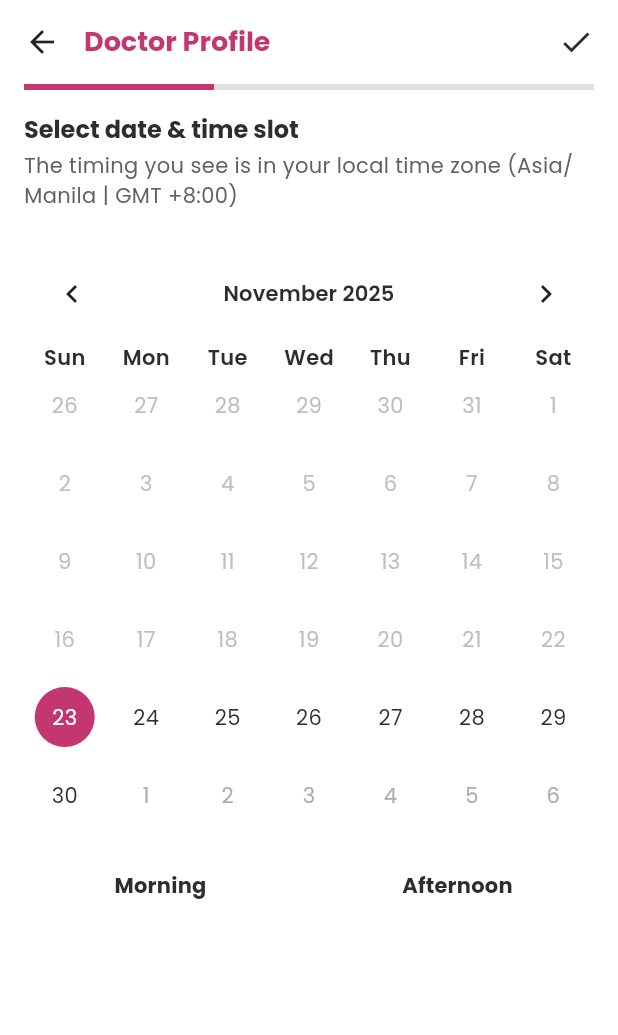
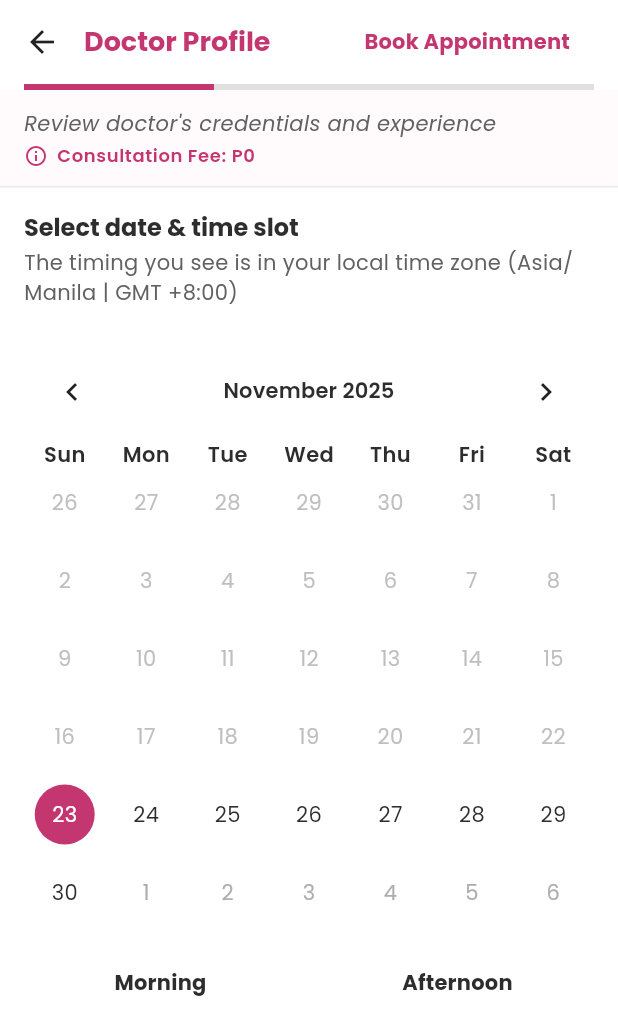
Before and after one commit to padsue/dermai-v2.5, a Flutter app: the AppointmentLayout screen opened directly with empty values, swiped to page 2, on a phone screen of 412 x 824 dp. Shown: the top 1035 px of the screen. Run offline on Flutter 3.47's test engine with Material 3 defaults, Android fonts, the phone set to English and light mode, and no system bars; drawn by our look-alikes of table_calendar; our stand-ins replace audioplayers, cached_network_image, cloud_firestore, cloud_functions, dotted_border, file_picker and 15 more; missing offline and left inert: tflite_flutter; accounts and stored records are empty; project files that could hold a hidden picture were left out.

Commit message:
labeling

```diff
--- a/lib/screens/appointment_layout.dart
+++ b/lib/screens/appointment_layout.dart
@@ -34,6 +34,127 @@ class _AppointmentLayoutState extends State<AppointmentLayout> {
     'Book a Date',
     'Patient Details'
   ];
+
+  final List<String> _stepDescriptions = [
+    'Review doctor\'s credentials and experience',
+    'Select your preferred appointment time',
+    'Provide your contact and medical information'
+  ];
+
+  String _getActionButtonText() {
+    switch (_currentStep) {
+      case 0:
+        return 'Book Appointment';
+      case 1:
+        return 'Confirm Date';
+      case 2:
+        return 'Complete Booking';
+      default:
+        return 'Next';
+    }
+  }
+
+  Future<void> _showBookingConfirmation() async {
+    final confirmed = await showDialog<bool>(
+      context: context,
+      builder: (BuildContext context) {
+        final theme = Theme.of(context);
+        return AlertDialog(
+          title: Text(
+            'Confirm Booking',
+            style: theme.textTheme.titleLarge?.copyWith(
+              fontWeight: FontWeight.bold,
+              color: AppColors.primary,
+            ),
+          ),
+          content: Column(
+            mainAxisSize: MainAxisSize.min,
+            crossAxisAlignment: CrossAxisAlignment.start,
+            children: [
+              Text(
+                'Please confirm your appointment details:',
+                style: theme.textTheme.bodyMedium,
+              ),
+              const SizedBox(height: 16),
+              _confirmationRow(Icons.person, 'Doctor', 'Dr. ${widget.doctor.displayName}'),
+              const SizedBox(height: 8),
+              _confirmationRow(
+                Icons.calendar_today,
+                'Date',
+                _selectedDay != null
+                    ? '${_selectedDay!.day}/${_selectedDay!.month}/${_selectedDay!.year}'
+                    : 'N/A',
+              ),
+              const SizedBox(height: 8),
+              _confirmationRow(Icons.access_time, 'Time', _selectedTime ?? 'N/A'),
+              const SizedBox(height: 8),
+              _confirmationRow(
+                Icons.attach_money,
+                'Consultation Fee',
+                'P${widget.doctor.consultFee.toStringAsFixed(0)}',
+              ),
+            ],
+          ),
+          actions: [
+            TextButton(
+              onPressed: () => Navigator.of(context).pop(false),
+              child: Text(
+                'Cancel',
+                style: TextStyle(color: Colors.grey[600]),
+              ),
+            ),
+            ElevatedButton(
+              onPressed: () => Navigator.of(context).pop(true),
+              style: ElevatedButton.styleFrom(
+                backgroundColor: AppColors.primary,
+                foregroundColor: Colors.white,
+              ),
+              child: const Text('Confirm'),
+            ),
+          ],
+        );
+      },
+    );
+
+    if (confirmed == true) {
+      setState(() {
+        _isBooking = true;
+      });
+      try {
+        await _patientDetailsScreenKey.currentState?.saveAndProceed();
+      } finally {
+        if (mounted) {
+          setState(() {
+            _isBooking = false;
+          });
+        }
+      }
+    }
+  }
+
+  Widget _confirmationRow(IconData icon, String label, String value) {
+    final theme = Theme.of(context);
+    return Row(
+      children: [
+        Icon(icon, size: 20, color: AppColors.primary),
+        const SizedBox(width: 8),
+        Expanded(
+          child: RichText(
+            text: TextSpan(
+              style: theme.textTheme.bodyMedium,
+              children: [
+                TextSpan(
+                  text: '$label: ',
+                  style: const TextStyle(fontWeight: FontWeight.bold),
+                ),
+                TextSpan(text: value),
+              ],
+            ),
+          ),
+        ),
+      ],
+    );
+  }
 
   void _nextPage() {
     if (_currentStep < 2) {
@@ -78,18 +199,7 @@ class _AppointmentLayoutState extends State<AppointmentLayout> {
         }
         break;
       case 2:
-        setState(() {
-          _isBooking = true;
-        });
-        try {
-          await _patientDetailsScreenKey.currentState?.saveAndProceed();
-        } finally {
-          if (mounted) {
-            setState(() {
-              _isBooking = false;
-            });
-          }
-        }
+        await _showBookingConfirmation();
         break;
     }
   }
@@ -126,9 +236,17 @@ class _AppointmentLayoutState extends State<AppointmentLayout> {
                   )
                 : GestureDetector(
                     onTap: _handleAppBarAction,
-                    child: const Tooltip(
-                      message: 'Confirm',
-                      child: Icon(Icons.check),
+                    child: Padding(
+                      padding: const EdgeInsets.symmetric(horizontal: 16.0),
+                      child: Center(
+                        child: Text(
+                          _getActionButtonText(),
+                          style: theme.textTheme.titleMedium?.copyWith(
+                            fontWeight: FontWeight.bold,
+                            color: AppColors.primary,
+                          ),
+                        ),
+                      ),
                     ),
                   ),
           ],
@@ -138,6 +256,49 @@ class _AppointmentLayoutState extends State<AppointmentLayout> {
             StepProgressBar(
               currentStep: _currentStep,
               totalSteps: 3,
+            ),
+            Container(
+              width: double.infinity,
+              padding: const EdgeInsets.symmetric(horizontal: 16, vertical: 12),
+              decoration: BoxDecoration(
+                color: AppColors.cherryBlossom.withOpacity(0.1),
+                border: Border(
+                  bottom: BorderSide(
+                    color: Colors.grey.withOpacity(0.2),
+                    width: 1,
+                  ),
+                ),
+              ),
+              child: Column(
+                crossAxisAlignment: CrossAxisAlignment.start,
+                children: [
+                  Text(
+                    _stepDescriptions[_currentStep],
+                    style: theme.textTheme.bodyMedium?.copyWith(
+                      color: Colors.grey[700],
+                      fontStyle: FontStyle.italic,
+                    ),
+                  ),
+                  const SizedBox(height: 4),
+                  Row(
+                    children: [
+                      Icon(
+                        Icons.info_outline,
+                        size: 16,
+                        color: AppColors.primary,
+                      ),
+                      const SizedBox(width: 6),
+                      Text(
+                        'Consultation Fee: P${widget.doctor.consultFee.toStringAsFixed(0)}',
+                        style: theme.textTheme.bodySmall?.copyWith(
+                          color: AppColors.primary,
+                          fontWeight: FontWeight.w600,
+                        ),
+                      ),
+                    ],
+                  ),
+                ],
+              ),
             ),
             Expanded(
               child: PageView(
```
